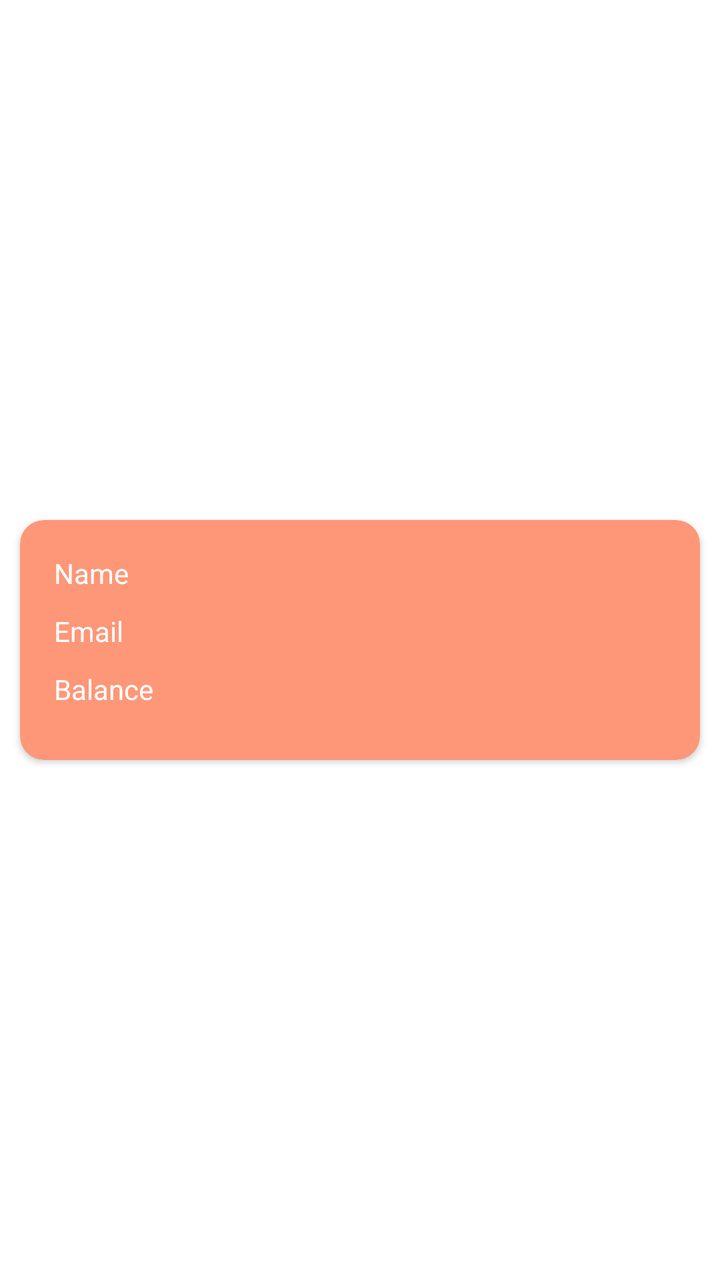
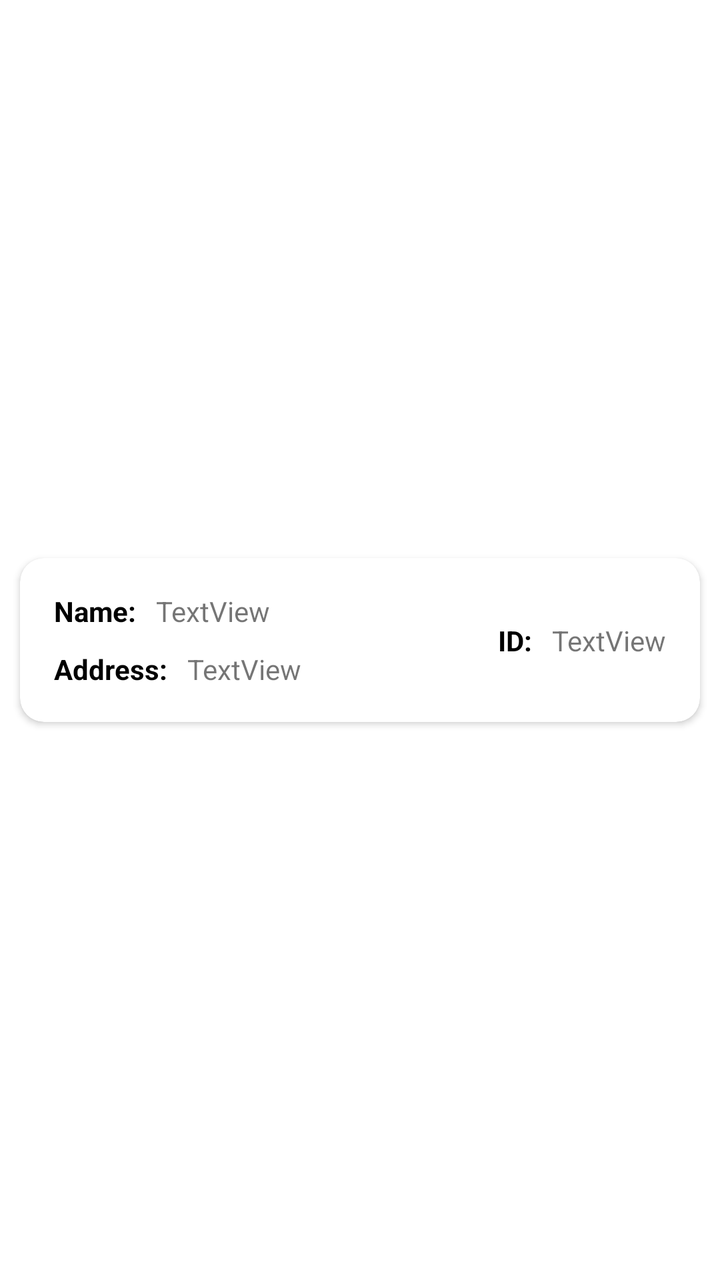

Before-and-after screenshots of an Android layout around one commit, followed by the original layout XML and the change that was made.
<!-- AndroidManifest.xml: application theme Theme.ApnaBank -->
<!-- res/layout/row_customers.xml -->
<?xml version="1.0" encoding="utf-8"?>
<androidx.constraintlayout.widget.ConstraintLayout xmlns:android="http://schemas.android.com/apk/res/android"
    xmlns:app="http://schemas.android.com/apk/res-auto"
    android:layout_width="match_parent"
    android:layout_height="wrap_content">

    <androidx.cardview.widget.CardView
        android:layout_width="match_parent"
        android:layout_height="120dp"
        android:layout_marginRight="10dp"
        android:layout_marginTop="5dp"
        android:layout_marginLeft="10dp"
        android:layout_marginBottom="5dp"
        app:cardBackgroundColor="#FD9777"
        app:cardCornerRadius="12dp"
        app:layout_constraintBottom_toBottomOf="parent"
        app:layout_constraintLeft_toRightOf="parent"
        app:layout_constraintRight_toRightOf="parent"
        app:layout_constraintTop_toTopOf="parent">

        <LinearLayout
            android:layout_width="match_parent"
            android:layout_height="match_parent"
            android:elevation="12dp"
            android:orientation="vertical"
            android:padding="12dp">

            <TextView
                android:id="@+id/nameTextView"
                style="@style/rowStyle"
                android:text="Name" />

            <TextView
                android:id="@+id/emailTextView"
                style="@style/rowStyle"
                android:layout_width="match_parent"
                android:layout_height="wrap_content"
                android:text="Email" />

            <TextView
                android:id="@+id/balanceTextView"
                style="@style/rowStyle"
                android:layout_width="match_parent"
                android:layout_height="wrap_content"
                android:text="Balance" />
        </LinearLayout>
    </androidx.cardview.widget.CardView>
</androidx.constraintlayout.widget.ConstraintLayout>
<!-- resources referenced by this layout -->
<resources>
  <style name="rowStyle">
          <item name="android:layout_width">match_parent</item>
          <item name="android:layout_height">wrap_content</item>
          <item name="android:layout_gravity">center</item>
          <item name="android:padding">@dimen/generalPadding</item>
          <item name="android:textColor">@color/white</item>
      </style>
  <style name="Theme.ApnaBank" parent="Theme.MaterialComponents.DayNight.DarkActionBar">
          
          <item name="colorPrimary">@color/purple_500</item>
          <item name="colorPrimaryVariant">@color/purple_700</item>
          <item name="colorOnPrimary">@color/white</item>
          
          <item name="colorSecondary">@color/teal_200</item>
          <item name="colorSecondaryVariant">@color/teal_700</item>
          <item name="colorOnSecondary">@color/black</item>
          
          <item name="android:statusBarColor" tools:targetApi="l">?attr/colorPrimaryVariant</item>
          
      </style>
  <dimen name="generalPadding">5dp</dimen>
  <color name="white">#FFFFFFFF</color>
  <color name="purple_500">#FF6200EE</color>
  <color name="purple_700">#FF3700B3</color>
  <color name="teal_200">#FF03DAC5</color>
  <color name="teal_700">#FF018786</color>
  <color name="black">#FF000000</color>
</resources>

<!-- the commit's change to res/layout/row_customers.xml (unified diff, before → after) -->
@@ -6,43 +6,87 @@
 
     <androidx.cardview.widget.CardView
         android:layout_width="match_parent"
-        android:layout_height="120dp"
+        android:layout_height="wrap_content"
         android:layout_marginRight="10dp"
         android:layout_marginTop="5dp"
         android:layout_marginLeft="10dp"
         android:layout_marginBottom="5dp"
-        app:cardBackgroundColor="#FD9777"
+        app:cardBackgroundColor="#FFFFFF"
         app:cardCornerRadius="12dp"
         app:layout_constraintBottom_toBottomOf="parent"
         app:layout_constraintLeft_toRightOf="parent"
         app:layout_constraintRight_toRightOf="parent"
         app:layout_constraintTop_toTopOf="parent">
 
-        <LinearLayout
-            android:layout_width="match_parent"
+        <androidx.constraintlayout.widget.ConstraintLayout
+            android:id="@+id/userDetail"
+            android:layout_width="wrap_content"
             android:layout_height="match_parent"
             android:elevation="12dp"
             android:orientation="vertical"
             android:padding="12dp">
 
             <TextView
-                android:id="@+id/nameTextView"
+                android:id="@+id/nameLabelTextView"
                 style="@style/rowStyle"
-                android:text="Name" />
+                android:text="Name:"
+                app:layout_constraintStart_toStartOf="parent"
+                app:layout_constraintTop_toTopOf="parent"/>
+
 
             <TextView
-                android:id="@+id/emailTextView"
-                style="@style/rowStyle"
-                android:layout_width="match_parent"
-                android:layout_height="wrap_content"
-                android:text="Email" />
+                android:id="@+id/nameTextView"
+                style="@style/textStyle"
+                android:text="TextView"
+                app:layout_constraintStart_toEndOf="@id/nameLabelTextView"
+                app:layout_constraintTop_toTopOf="parent" />
 
             <TextView
-                android:id="@+id/balanceTextView"
+                android:id="@+id/addressLabelTextView"
                 style="@style/rowStyle"
-                android:layout_width="match_parent"
-                android:layout_height="wrap_content"
-                android:text="Balance" />
-        </LinearLayout>
+                android:text="Address:"
+                app:layout_constraintStart_toStartOf="parent"
+                app:layout_constraintTop_toBottomOf="@id/nameLabelTextView"
+                app:layout_constraintBottom_toBottomOf="parent"/>
+
+
+            <TextView
+                android:id="@+id/addressTextView"
+                style="@style/textStyle"
+                android:text="TextView"
+                app:layout_constraintStart_toEndOf="@id/addressLabelTextView"
+                app:layout_constraintTop_toBottomOf="@id/nameTextView"
+                app:layout_constraintBottom_toBottomOf="parent"/>
+
+        </androidx.constraintlayout.widget.ConstraintLayout>
+
+        <androidx.constraintlayout.widget.ConstraintLayout
+            android:layout_width="wrap_content"
+            android:layout_height="match_parent"
+            android:elevation="12dp"
+            android:orientation="vertical"
+            android:layout_gravity="right"
+            android:padding="12dp">
+
+            <TextView
+                android:id="@+id/idLabelTextView"
+                style="@style/rowStyle"
+                android:text="ID:"
+                app:layout_constraintTop_toTopOf="parent"
+                app:layout_constraintEnd_toStartOf="@id/idTextView"
+                app:layout_constraintBottom_toBottomOf="parent"/>
+
+            <TextView
+                android:id="@+id/idTextView"
+                style="@style/textStyle"
+                app:layout_constraintTop_toTopOf="parent"
+                app:layout_constraintBottom_toBottomOf="parent"
+                app:layout_constraintEnd_toEndOf="parent"
+                android:text="TextView" />
+
+        </androidx.constraintlayout.widget.ConstraintLayout>
+
+
+
     </androidx.cardview.widget.CardView>
 </androidx.constraintlayout.widget.ConstraintLayout>
<!-- resource entries referenced after the edit -->
@@ -1,17 +1,24 @@
 <!-- resources referenced by this layout -->
 <resources>
   <style name="rowStyle">
-          <item name="android:layout_width">match_parent</item>
+          <item name="android:layout_width">wrap_content</item>
           <item name="android:layout_height">wrap_content</item>
           <item name="android:layout_gravity">center</item>
           <item name="android:padding">@dimen/generalPadding</item>
-          <item name="android:textColor">@color/white</item>
+          <item name="android:textColor">@color/black</item>
+          <item name="android:textStyle">bold</item>
+      </style>
+  <style name="textStyle">
+          <item name="android:layout_width">wrap_content</item>
+          <item name="android:layout_height">wrap_content</item>
+          <item name="android:layout_gravity">center</item>
+          <item name="android:padding">@dimen/generalPadding</item>
       </style>
   <style name="Theme.ApnaBank" parent="Theme.MaterialComponents.DayNight.DarkActionBar">
           
           <item name="colorPrimary">@color/purple_500</item>
           <item name="colorPrimaryVariant">@color/purple_700</item>
-          <item name="colorOnPrimary">@color/white</item>
+          <item name="colorOnPrimary">@color/black</item>
           
           <item name="colorSecondary">@color/teal_200</item>
           <item name="colorSecondaryVariant">@color/teal_700</item>
@@ -21,11 +28,10 @@
           
       </style>
   <dimen name="generalPadding">5dp</dimen>
-  <color name="white">#FFFFFFFF</color>
   <color name="purple_500">#FF6200EE</color>
-  <color name="purple_700">#FF3700B3</color>
-  <color name="teal_200">#FF03DAC5</color>
+  <color name="purple_700">#3700B3</color>
+  <color name="teal_200">#03DAC5</color>
   <color name="teal_700">#FF018786</color>
-  <color name="black">#FF000000</color>
+  <color name="black">#000000</color>
 </resources>
 
